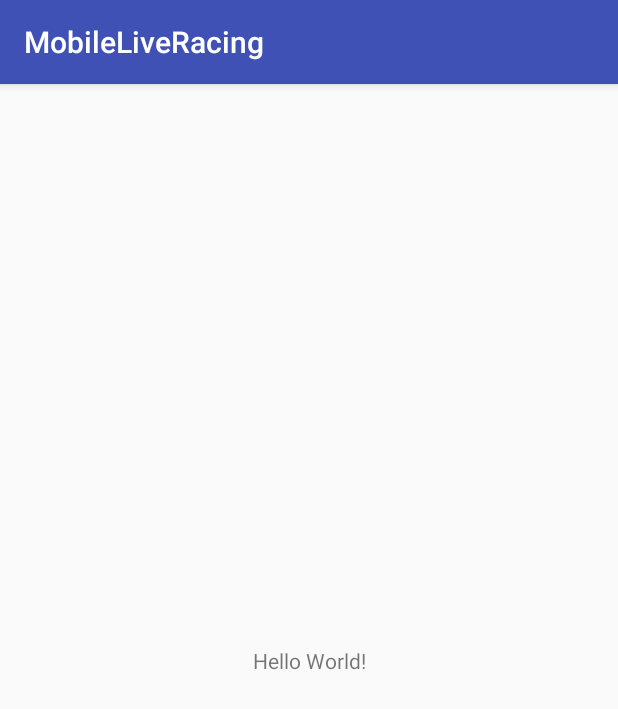
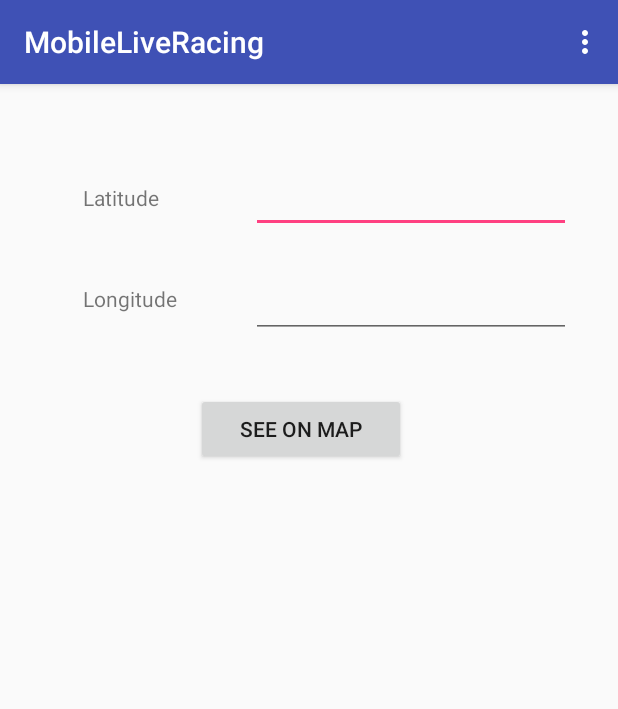
Before and after one commit to apj11c/MobileLiveRacing, an Android app: the screen it shows after launch (MainActivity), on a phone screen of 412 x 824 dp. Shown: the top 709 px of the screen. Run offline under Robolectric (Android 15) with nearby library versions, the phone set to English and light mode, and no system bars.

Commit message:
MainActivity MainFragment MapFragment MapsActivity (blank example but leaving in for google maps api) Options menu Add api key

```diff
--- a/app/build.gradle
+++ b/app/build.gradle
@@ -22,7 +22,9 @@ dependencies {
     implementation fileTree(dir: 'libs', include: ['*.jar'])
     implementation 'com.android.support:appcompat-v7:27.1.1'
     implementation 'com.android.support.constraint:constraint-layout:1.1.2'
+    implementation 'com.android.support:support-v4:27.1.1'
     testImplementation 'junit:junit:4.12'
     androidTestImplementation 'com.android.support.test:runner:1.0.2'
     androidTestImplementation 'com.android.support.test.espresso:espresso-core:3.0.2'
+    implementation 'com.google.android.gms:play-services-maps:15.0.1'
 }
--- a/app/src/main/java/edu/fsu/cs/mobile/mobileliveracing/MainActivity.java
+++ b/app/src/main/java/edu/fsu/cs/mobile/mobileliveracing/MainActivity.java
@@ -1,13 +1,79 @@
 package edu.fsu.cs.mobile.mobileliveracing;
 
+import android.support.v4.app.FragmentManager;
+import android.support.v4.app.FragmentTransaction;
 import android.support.v7.app.AppCompatActivity;
 import android.os.Bundle;
+import android.util.Log;
+import android.view.Menu;
+import android.view.MenuInflater;
+import android.view.MenuItem;
 
 public class MainActivity extends AppCompatActivity {
+
+    private static final String TAG = MainActivity.class.getCanonicalName();
+
+    public static final String FRAGMENT_MAIN = "main";
+    public static final String FRAGMENT_MAP = "map";
 
     @Override
     protected void onCreate(Bundle savedInstanceState) {
         super.onCreate(savedInstanceState);
         setContentView(R.layout.activity_main);
+        Log.i(TAG, "MainFragment.onCreate()");
+        OnFragmentChanged(FRAGMENT_MAIN);
     }
+    public void OnFragmentChanged(String key){
+        FragmentManager fragmentManager = getSupportFragmentManager();
+        FragmentTransaction fragmentTransaction = fragmentManager.beginTransaction();
+        switch (key){
+            case FRAGMENT_MAIN:
+                MainFragment loginFragment = new MainFragment();
+                fragmentTransaction.replace(R.id.frame, loginFragment);
+                fragmentTransaction.commit();
+                break;
+            case FRAGMENT_MAP:
+                /*MapFragment mapFragment = new MapFragment();
+                fragmentTransaction.replace(R.id.frame, mapFragment);
+                fragmentTransaction.commit();*/
+                break;
+            default:
+                break;
+        }
+    }
+
+    public void DrawMap(long latitude, long longitude){
+        Log.i(TAG, "MainActivity.DrawMap() Latitude = "+latitude);
+        Log.i(TAG, "MainActivity.DrawMap() Longitude = "+longitude);
+        FragmentManager fragmentManager = getSupportFragmentManager();
+        FragmentTransaction fragmentTransaction = fragmentManager.beginTransaction();
+        Bundle args = new Bundle();
+        args.putLong(MapFragment.ARG_LATITUDE,latitude);
+        args.putLong(MapFragment.ARG_LONGITUDE,longitude);
+
+        MapFragment mapFragment = new MapFragment();
+        mapFragment.setArguments(args);
+        Log.i(TAG, "MainActivity.DrawMap(): Set args in bundle");
+        fragmentTransaction.replace(R.id.frame, mapFragment);
+        fragmentTransaction.commit();
+    }
+
+    @Override
+    public boolean onCreateOptionsMenu(Menu menu) {
+        MenuInflater inflater = getMenuInflater();
+        inflater.inflate(R.menu.options_menu, menu);
+        return true;
+    }
+
+    @Override
+    public boolean onOptionsItemSelected(MenuItem item) {
+        switch (item.getItemId()) {
+            case R.id.option_main:
+                OnFragmentChanged(FRAGMENT_MAIN);
+                break;
+        }
+
+        return true;
+    }
+
 }
--- /dev/null
+++ b/app/src/main/java/edu/fsu/cs/mobile/mobileliveracing/MainFragment.java
@@ -0,0 +1,69 @@
+package edu.fsu.cs.mobile.mobileliveracing;
+
+import android.content.Context;
+import android.net.Uri;
+import android.os.Bundle;
+import android.support.v4.app.Fragment;
+import android.util.Log;
+import android.view.LayoutInflater;
+import android.view.View;
+import android.view.ViewGroup;
+import android.widget.Button;
+import android.widget.EditText;
+import android.widget.TextView;
+
+
+/**
+ * A simple {@link Fragment} subclass.
+ */
+public class MainFragment extends Fragment {
+
+    private static final String TAG = MainFragment.class.getCanonicalName();
+    public MainFragment() {
+        // Required empty public constructor
+    }
+
+    @Override
+    public void onCreate(Bundle savedInstanceState) {
+        super.onCreate(savedInstanceState);
+        Log.i(TAG, "MainFragment.onCreate()");
+
+    }
+
+    @Override
+    public View onCreateView(LayoutInflater inflater, ViewGroup container,
+                             Bundle savedInstanceState) {
+        View v = inflater.inflate(R.layout.fragment_main, container, false);
+        Button buttonShowMap = v.findViewById(R.id.buttonShowMap);
+        buttonShowMap.setOnClickListener( new View.OnClickListener() {
+            @Override
+            public void onClick(View v) {
+                onShowMapClick();
+            }
+        });
+
+        return v;
+    }
+    private void onShowMapClick(){
+        EditText textLatitude = getView().findViewById(R.id.editTextLatitude);
+        EditText textLongitude = getView().findViewById(R.id.editTextLongitude);
+        textLatitude.setError(null);
+        textLongitude.setError(null);
+        boolean isValid = true;
+        if(textLatitude.getText().toString().isEmpty()){
+            textLatitude.setError(null);
+            isValid = false;
+        }
+        if(textLongitude.getText().toString().isEmpty()){
+            textLongitude.setError(null);
+            isValid = false;
+        }
+        if(isValid){
+            long latitude = Long.parseLong(textLatitude.getText().toString());
+            long longitude = Long.parseLong(textLongitude.getText().toString());
+            Log.i(TAG, "MainFragment.DrawMap() Latitude = "+latitude);
+            Log.i(TAG, "MainFragment.DrawMap() Longitude = "+longitude);
+            ((MainActivity)getActivity()).DrawMap(latitude,longitude);
+        }
+    }
+}
--- a/app/src/main/res/layout/activity_main.xml
+++ b/app/src/main/res/layout/activity_main.xml
@@ -1,18 +1,13 @@
 <?xml version="1.0" encoding="utf-8"?>
-<android.support.constraint.ConstraintLayout xmlns:android="http://schemas.android.com/apk/res/android"
+<RelativeLayout xmlns:android="http://schemas.android.com/apk/res/android"
     xmlns:app="http://schemas.android.com/apk/res-auto"
     xmlns:tools="http://schemas.android.com/tools"
     android:layout_width="match_parent"
     android:layout_height="match_parent"
     tools:context=".MainActivity">
+    <FrameLayout android:id="@+id/frame"
+        android:layout_width="match_parent"
+        android:layout_height="match_parent">
+    </FrameLayout>
 
-    <TextView
-        android:layout_width="wrap_content"
-        android:layout_height="wrap_content"
-        android:text="Hello World!"
-        app:layout_constraintBottom_toBottomOf="parent"
-        app:layout_constraintLeft_toLeftOf="parent"
-        app:layout_constraintRight_toRightOf="parent"
-        app:layout_constraintTop_toTopOf="parent" />
-
-</android.support.constraint.ConstraintLayout>
+</RelativeLayout>
--- /dev/null
+++ b/app/src/main/res/layout/fragment_main.xml
@@ -0,0 +1,55 @@
+<?xml version="1.0" encoding="utf-8"?>
+<RelativeLayout xmlns:android="http://schemas.android.com/apk/res/android"
+    xmlns:tools="http://schemas.android.com/tools"
+    android:layout_width="match_parent"
+    android:layout_height="match_parent"
+    tools:context=".MainFragment">
+
+
+    <TextView
+        android:id="@+id/textView"
+        android:layout_width="75dp"
+        android:layout_height="wrap_content"
+        android:layout_alignParentStart="true"
+        android:layout_alignParentTop="true"
+        android:layout_marginStart="55dp"
+        android:layout_marginTop="66dp"
+        android:text="Latitude" />
+
+    <EditText
+        android:id="@+id/editTextLatitude"
+        android:layout_width="wrap_content"
+        android:layout_height="wrap_content"
+        android:layout_alignParentEnd="true"
+        android:layout_alignParentTop="true"
+        android:layout_marginEnd="31dp"
+        android:layout_marginTop="54dp"
+        android:ems="10" />
+
+    <EditText
+        android:id="@+id/editTextLongitude"
+        android:layout_width="wrap_content"
+        android:layout_height="wrap_content"
+        android:layout_alignParentTop="true"
+        android:layout_alignStart="@+id/editTextLatitude"
+        android:layout_marginTop="124dp"
+        android:ems="10" />
+
+    <TextView
+        android:id="@+id/textView2"
+        android:layout_width="75dp"
+        android:layout_height="wrap_content"
+        android:layout_alignParentTop="true"
+        android:layout_alignStart="@+id/textView"
+        android:layout_marginTop="133dp"
+        android:text="Longitude" />
+
+    <Button
+        android:id="@+id/buttonShowMap"
+        android:layout_width="140dp"
+        android:layout_height="wrap_content"
+        android:layout_alignParentTop="true"
+        android:layout_marginTop="206dp"
+        android:layout_toEndOf="@+id/textView"
+        android:text="SEE ON MAP" />
+</RelativeLayout>
--- /dev/null
+++ b/app/src/main/res/menu/options_menu.xml
@@ -0,0 +1,5 @@
+<?xml version="1.0" encoding="utf-8"?>
+<menu xmlns:android="http://schemas.android.com/apk/res/android">
+    <item android:id="@+id/option_main"
+        android:title="Main Fragment" />
+</menu>
--- a/app/src/main/res/values/strings.xml
+++ b/app/src/main/res/values/strings.xml
@@ -1,3 +1,7 @@
 <resources>
     <string name="app_name">MobileLiveRacing</string>
+
+    <!-- TODO: Remove or change this placeholder text -->
+    <string name="hello_blank_fragment">Hello blank fragment</string>
+    <string name="title_activity_maps">Map</string>
 </resources>
```
Also changed, not shown: app/src/debug/res/values/google_maps_api.xml (added, +24 -0 lines), app/src/main/AndroidManifest.xml (+22 -0 lines), app/src/main/java/edu/fsu/cs/mobile/mobileliveracing/MapFragment.java (added, +111 -0 lines), app/src/main/java/edu/fsu/cs/mobile/mobileliveracing/MapsActivity.java (added, +46 -0 lines), app/src/main/res/layout/activity_maps.xml (added, +9 -0 lines), app/src/main/res/layout/fragment_map.xml (added, +14 -0 lines), 1 other file.
